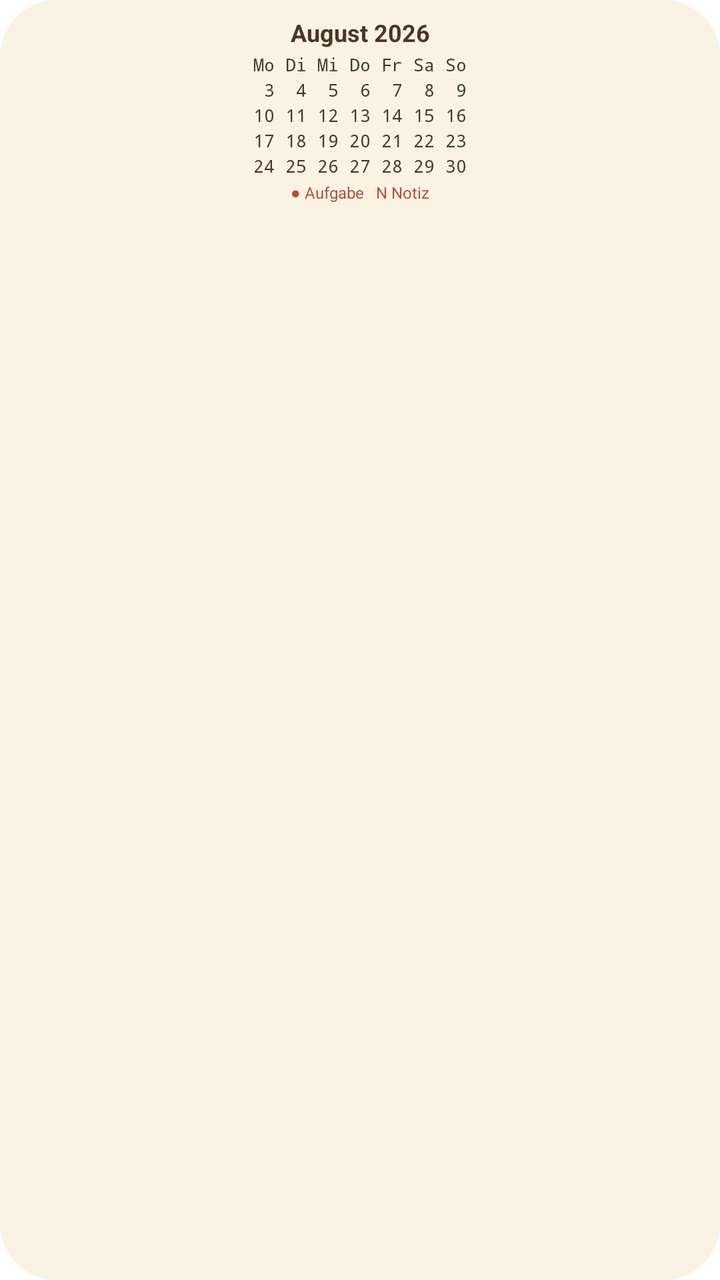
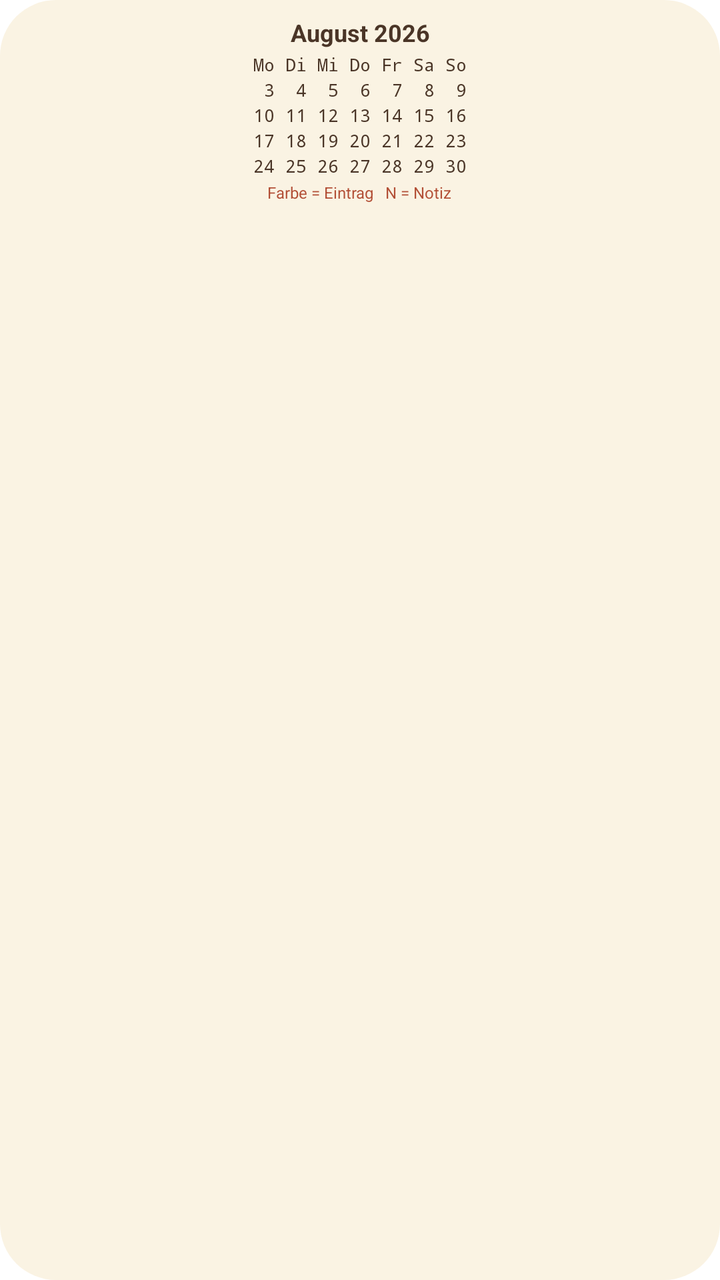

Before-and-after screenshots of an Android layout around one commit, followed by the original layout XML and the change that was made.
<!-- AndroidManifest.xml: fallback theme Theme.MaterialComponents.DayNight.NoActionBar -->
<!-- res/layout/joe_widget_calendar_preview.xml -->
<?xml version="1.0" encoding="utf-8"?>
<FrameLayout xmlns:android="http://schemas.android.com/apk/res/android"
    android:layout_width="match_parent"
    android:layout_height="match_parent">

    <ImageView
        android:layout_width="match_parent"
        android:layout_height="match_parent"
        android:scaleType="fitXY"
        android:src="@drawable/joe_widget_bg"
        android:tint="@color/joe_widget_preview_paper"
        android:importantForAccessibility="no" />

    <LinearLayout
        android:layout_width="match_parent"
        android:layout_height="match_parent"
        android:gravity="center_horizontal"
        android:orientation="vertical"
        android:padding="8dp">

        <TextView
            android:layout_width="match_parent"
            android:layout_height="wrap_content"
            android:gravity="center"
            android:text="August 2026"
            android:textColor="@color/joe_widget_preview_ink"
            android:textSize="12sp"
            android:textStyle="bold" />

        <TextView
            android:layout_width="wrap_content"
            android:layout_height="wrap_content"
            android:fontFamily="monospace"
            android:gravity="center"
            android:includeFontPadding="false"
            android:paddingTop="3dp"
            android:text="Mo Di Mi Do Fr Sa So\n 3  4  5  6  7  8  9\n10 11 12 13 14 15 16\n17 18 19 20 21 22 23\n24 25 26 27 28 29 30"
            android:textColor="@color/joe_widget_preview_ink"
            android:textSize="9sp"
            android:lineSpacingExtra="2dp" />

        <TextView
            android:layout_width="wrap_content"
            android:layout_height="wrap_content"
            android:paddingTop="2dp"
            android:text="● Aufgabe   N Notiz"
            android:textColor="@color/joe_widget_preview_accent"
            android:textSize="8sp" />
    </LinearLayout>
</FrameLayout>
<!-- resources referenced by this layout -->
<resources>
  <color name="joe_widget_preview_accent">#B35037</color>
  <color name="joe_widget_preview_ink">#4A3527</color>
  <color name="joe_widget_preview_paper">#FAF3E3</color>
  <!-- drawable joe_widget_bg (drawable) -->
  <?xml version="1.0" encoding="utf-8"?>
  <shape xmlns:android="http://schemas.android.com/apk/res/android"
      android:shape="rectangle">
      <solid android:color="#FFFFFFFF" />
      <corners android:radius="@dimen/joe_widget_radius" />
  </shape>
  <dimen name="joe_widget_radius">16dp</dimen>
</resources>

<!-- the commit's change to res/layout/joe_widget_calendar_preview.xml (unified diff, before → after) -->
@@ -43,7 +43,7 @@
             android:layout_width="wrap_content"
             android:layout_height="wrap_content"
             android:paddingTop="2dp"
-            android:text="● Aufgabe   N Notiz"
+            android:text="Farbe = Eintrag   N = Notiz"
             android:textColor="@color/joe_widget_preview_accent"
             android:textSize="8sp" />
     </LinearLayout>
